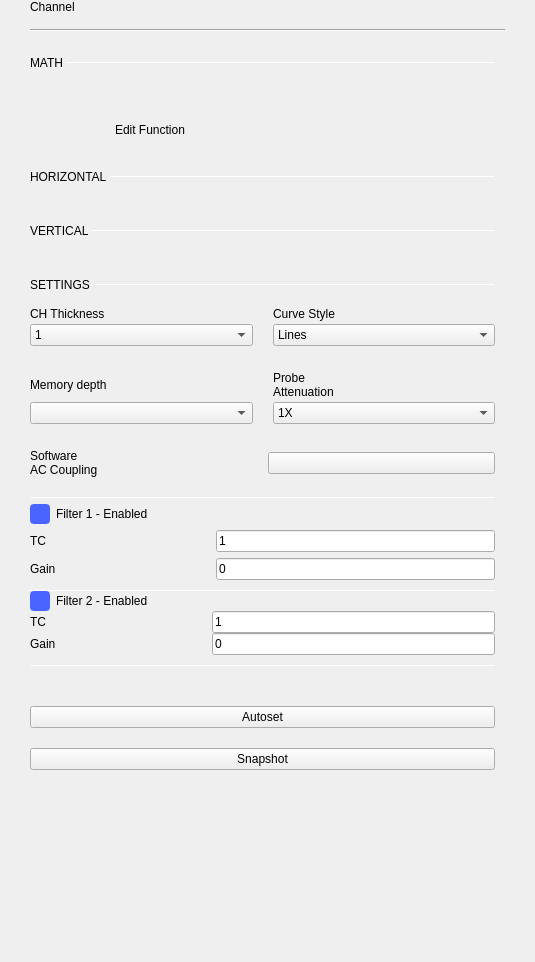
This is ui/channel_settings.ui in analogdevicesinc/scopy as Qt 5 draws it before an edit. The edited form follows.
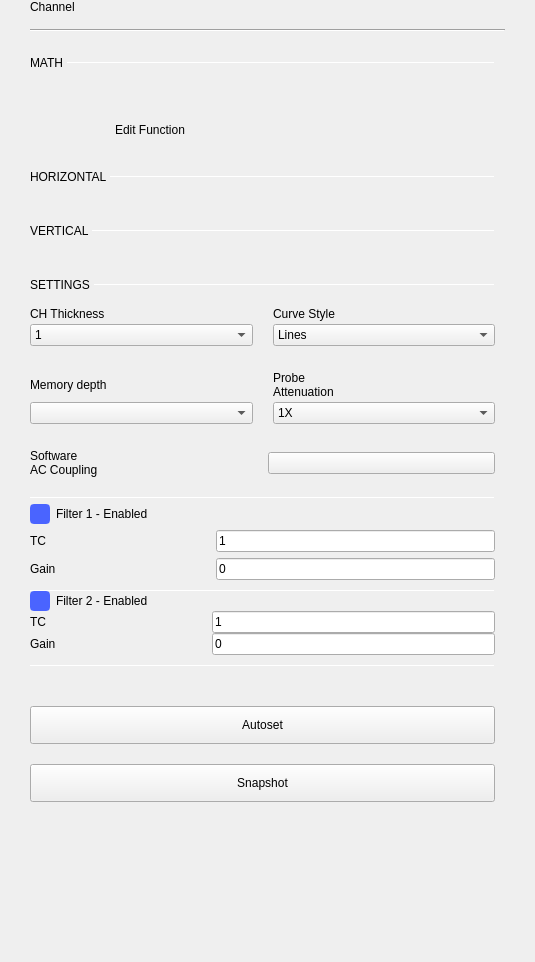
This is the edited form. Custom widgets are drawn as their Qt base class.

```diff
--- a/ui/channel_settings.ui
+++ b/ui/channel_settings.ui
@@ -1279,7 +1279,14 @@
           <bool>true</bool>
          </property>
          <property name="styleSheet">
-          <string notr="true"/>
+          <string notr="true">QPushButton{
+  width: 175px;
+  height: 30px;
+
+  font-weight: normal;
+  font-style: normal;
+  text-align: center;
+}</string>
          </property>
          <property name="text">
           <string>Autoset</string>
@@ -1311,7 +1318,14 @@
        <item>
         <widget class="QPushButton" name="snapshotBtn">
          <property name="styleSheet">
-          <string notr="true"/>
+          <string notr="true">QPushButton{
+  width: 175px;
+  height: 30px;
+
+  font-weight: normal;
+  font-style: normal;
+  text-align: center;
+}</string>
          </property>
          <property name="text">
           <string>Snapshot</string>
```
Left out of the diff: 41 changed lines with no effect on the pictures.
